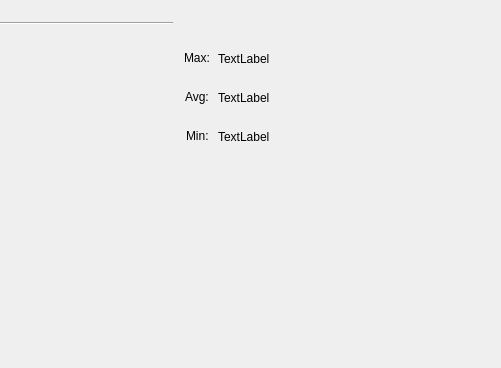
Before: the Qt Designer form src/gui/chart.ui in Quartodilitro/dashboard, drawn with Qt 5; both pictures show x 402 to 903 and y 0 to 368 of the 903 by 368 pixel window.
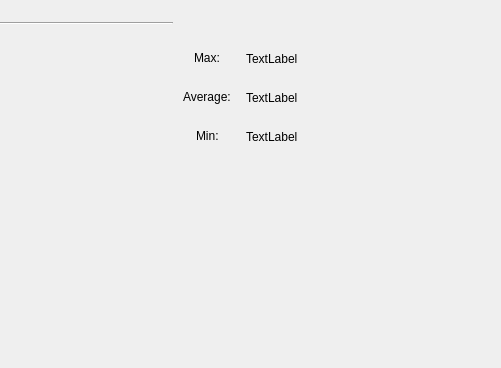
After: the same form once the commit is applied. Custom widgets are drawn as their Qt base class.

```diff
--- a/src/gui/chart.ui
+++ b/src/gui/chart.ui
@@ -54,7 +54,7 @@
     <rect>
      <x>579</x>
      <y>41</y>
-     <width>41</width>
+     <width>61</width>
      <height>111</height>
     </rect>
    </property>
@@ -69,7 +69,7 @@
     <item alignment="Qt::AlignHCenter">
      <widget class="QLabel" name="avg_label">
       <property name="text">
-       <string>Avg:</string>
+       <string>Average:</string>
       </property>
      </widget>
     </item>
@@ -85,9 +85,9 @@
   <widget class="QWidget" name="layoutWidget">
    <property name="geometry">
     <rect>
-     <x>620</x>
+     <x>648</x>
      <y>42</y>
-     <width>131</width>
+     <width>113</width>
      <height>111</height>
     </rect>
    </property>
```
